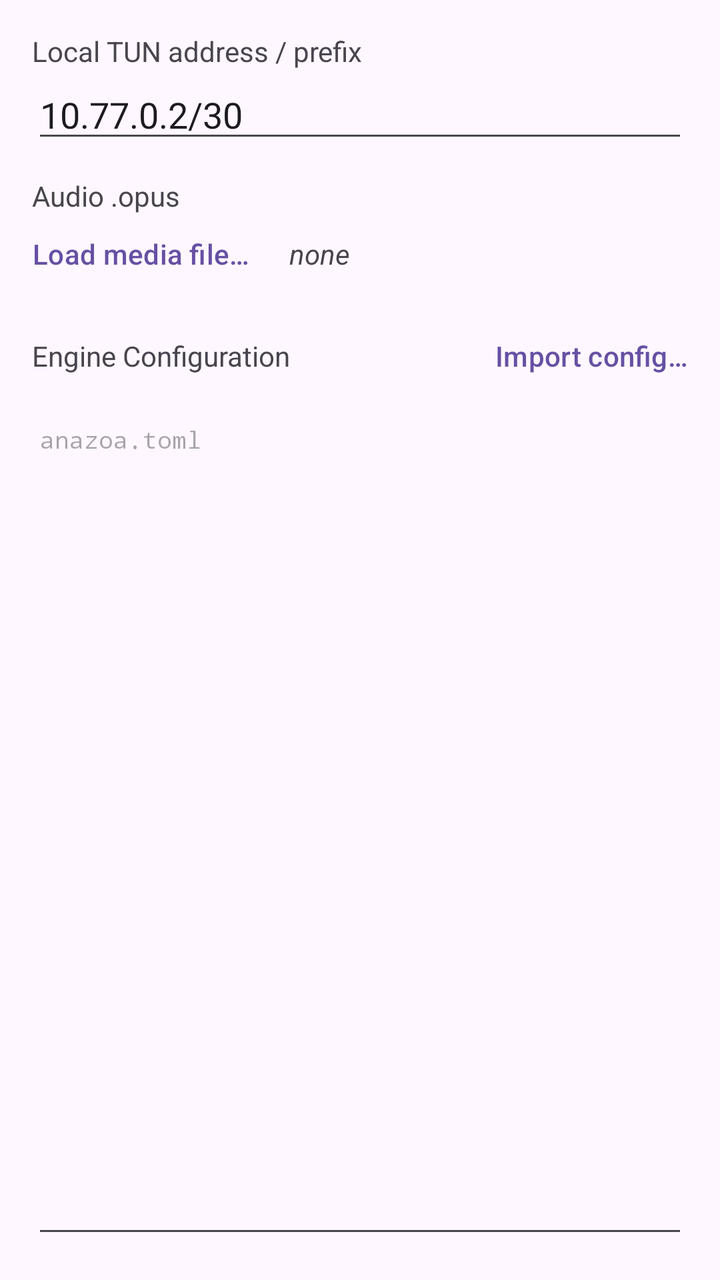
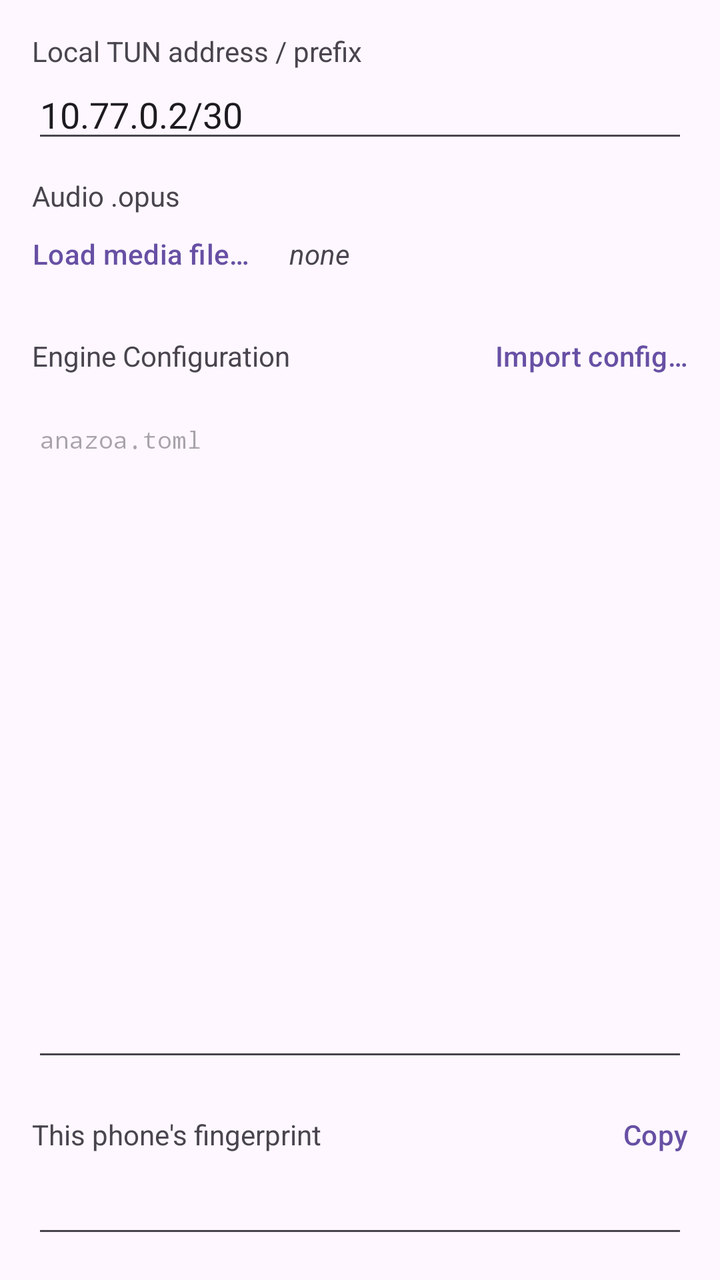

An Android layout rendered at two revisions. The XML below is the earlier revision; the diff shows what the commit changed to produce the second picture.
<!-- AndroidManifest.xml: application theme Theme.Anazoa -->
<!-- res/layout/tab_settings.xml -->
<?xml version="1.0" encoding="utf-8"?>
<LinearLayout xmlns:android="http://schemas.android.com/apk/res/android"
    android:layout_width="match_parent"
    android:layout_height="match_parent"
    android:orientation="vertical"
    android:padding="16dp">

    <TextView
        android:layout_width="wrap_content"
        android:layout_height="wrap_content"
        android:text="@string/label_cidr" />

    <EditText
        android:id="@+id/cidr_input"
        android:layout_width="match_parent"
        android:layout_height="wrap_content"
        android:layout_marginBottom="12dp"
        android:inputType="textNoSuggestions"
        android:text="@string/default_cidr" />

    <TextView
        android:layout_width="wrap_content"
        android:layout_height="wrap_content"
        android:text="@string/label_media" />

    <LinearLayout
        android:layout_width="match_parent"
        android:layout_height="wrap_content"
        android:layout_marginBottom="12dp"
        android:orientation="horizontal"
        android:gravity="center_vertical">

        <Button
            android:id="@+id/load_media_button"
            style="@style/Widget.Material3.Button.TextButton"
            android:layout_width="wrap_content"
            android:layout_height="wrap_content"
            android:minHeight="0dp"
            android:paddingStart="0dp"
            android:text="@string/action_load_media" />

        <TextView
            android:id="@+id/media_status_text"
            android:layout_width="wrap_content"
            android:layout_height="wrap_content"
            android:layout_marginStart="8dp"
            android:textStyle="italic"
            android:text="@string/media_status_none" />

    </LinearLayout>

    <LinearLayout
        android:layout_width="match_parent"
        android:layout_height="wrap_content"
        android:orientation="horizontal"
        android:gravity="center_vertical">

        <TextView
            android:layout_width="0dp"
            android:layout_height="wrap_content"
            android:layout_weight="1"
            android:text="@string/label_config" />

        <Button
            android:id="@+id/import_config_button"
            style="@style/Widget.Material3.Button.TextButton"
            android:layout_width="wrap_content"
            android:layout_height="wrap_content"
            android:minHeight="0dp"
            android:paddingEnd="0dp"
            android:text="@string/action_import_config" />

    </LinearLayout>

    <EditText
        android:id="@+id/config_input"
        android:layout_width="match_parent"
        android:layout_height="0dp"
        android:layout_weight="1"
        android:layout_marginTop="4dp"
        android:gravity="top|start"
        android:inputType="textMultiLine|textNoSuggestions"
        android:typeface="monospace"
        android:textSize="12sp"
        android:hint="@string/hint_config" />

</LinearLayout>
<!-- resources referenced by this layout -->
<resources>
  <string name="action_import_config">Import config…</string>
  <string name="action_load_media">Load media file…</string>
  <string name="default_cidr">10.77.0.2/30</string>
  <string name="hint_config">anazoa.toml</string>
  <string name="label_cidr">Local TUN address / prefix</string>
  <string name="label_config">Engine Configuration</string>
  <string name="label_media">Audio .opus</string>
  <string name="media_status_none">none</string>
  <style name="Theme.Anazoa" parent="Theme.Material3.DayNight.NoActionBar">
          <item name="android:statusBarColor">?android:attr/colorBackground</item>
          <item name="android:windowLightStatusBar">true</item>
      </style>
</resources>

<!-- the commit's change to res/layout/tab_settings.xml (unified diff, before → after) -->
@@ -84,4 +84,41 @@
         android:textSize="12sp"
         android:hint="@string/hint_config" />
 
+    <LinearLayout
+        android:layout_width="match_parent"
+        android:layout_height="wrap_content"
+        android:layout_marginTop="12dp"
+        android:orientation="horizontal"
+        android:gravity="center_vertical">
+
+        <TextView
+            android:layout_width="0dp"
+            android:layout_height="wrap_content"
+            android:layout_weight="1"
+            android:text="@string/label_fingerprint" />
+
+        <Button
+            android:id="@+id/copy_fingerprint_button"
+            style="@style/Widget.Material3.Button.TextButton"
+            android:layout_width="wrap_content"
+            android:layout_height="wrap_content"
+            android:minWidth="0dp"
+            android:minHeight="0dp"
+            android:paddingEnd="0dp"
+            android:text="@string/action_copy" />
+
+    </LinearLayout>
+
+    
+    <EditText
+        android:id="@+id/fingerprint_text"
+        android:layout_width="match_parent"
+        android:layout_height="wrap_content"
+        android:layout_marginTop="4dp"
+        android:gravity="top|start"
+        android:inputType="textMultiLine|textNoSuggestions"
+        android:textIsSelectable="true"
+        android:typeface="monospace"
+        android:textSize="12sp" />
+
 </LinearLayout>
<!-- resource entries referenced after the edit -->
@@ -1,11 +1,13 @@
 <!-- resources referenced by this layout -->
 <resources>
+  <string name="action_copy">Copy</string>
   <string name="action_import_config">Import config…</string>
   <string name="action_load_media">Load media file…</string>
   <string name="default_cidr">10.77.0.2/30</string>
   <string name="hint_config">anazoa.toml</string>
   <string name="label_cidr">Local TUN address / prefix</string>
   <string name="label_config">Engine Configuration</string>
+  <string name="label_fingerprint">This phone\'s fingerprint</string>
   <string name="label_media">Audio .opus</string>
   <string name="media_status_none">none</string>
   <style name="Theme.Anazoa" parent="Theme.Material3.DayNight.NoActionBar">
